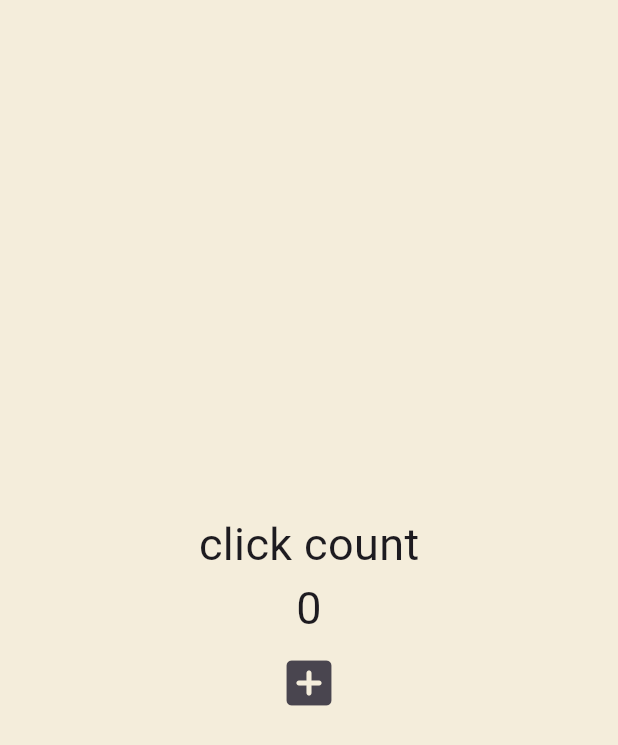
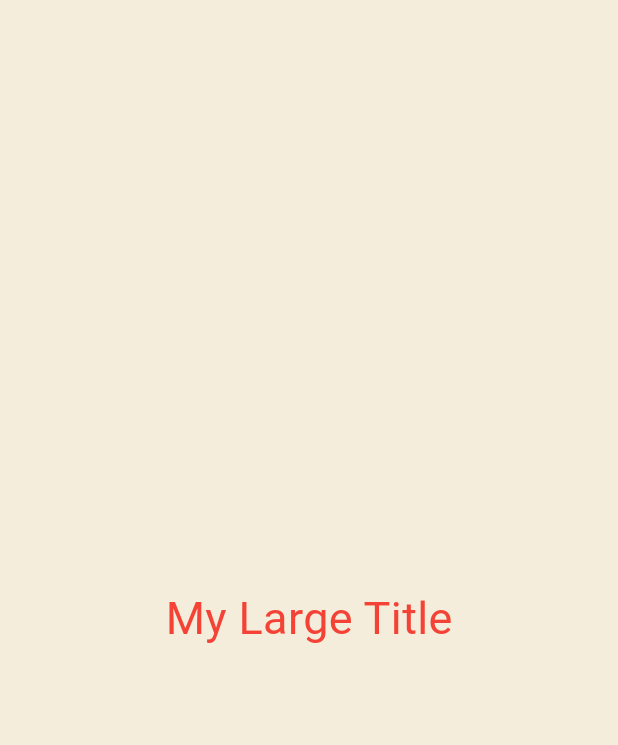
Before and after one commit to hyeonlee717/stateful_widgets, a Flutter app: the screen it shows after launch, on a phone screen of 412 x 824 dp. Shown: the top 745 px of the screen. Run offline on Flutter 3.47's test engine with Material 3 defaults, Android fonts, the phone set to English and light mode, and no system bars.

Commit message:
lesson_4_4

```diff
--- a/lib/main.dart
+++ b/lib/main.dart
@@ -12,36 +12,24 @@ class App extends StatefulWidget {
 }
 
 class _AppState extends State<App> {
-  int counter = 0;
-
-  void onClicked() {
-    setState(() {
-      counter++;
-    });
-  }
-
   @override
   Widget build(BuildContext context) {
     return MaterialApp(
-      home: Scaffold(
-        backgroundColor: const Color(0xfff4eddb),
+      theme: ThemeData(
+        textTheme: const TextTheme(
+          titleLarge: TextStyle(
+            fontSize: 30,
+            color: Colors.red,
+          ),
+        ),
+      ),
+      home: const Scaffold(
+        backgroundColor: Color(0xfff4eddb),
         body: Center(
           child: Column(
             mainAxisAlignment: MainAxisAlignment.center,
             children: [
-              const Text(
-                'click count',
-                style: TextStyle(fontSize: 30),
-              ),
-              Text(
-                '$counter',
-                style: const TextStyle(fontSize: 30),
-              ),
-              IconButton(
-                iconSize: 40,
-                onPressed: onClicked,
-                icon: const Icon(Icons.add_box_rounded),
-              )
+              MyLargeTitle(),
             ],
           ),
         ),
@@ -49,3 +37,20 @@ class _AppState extends State<App> {
     );
   }
 }
+
+class MyLargeTitle extends StatelessWidget {
+  const MyLargeTitle({
+    super.key,
+  });
+
+  @override
+  Widget build(BuildContext context) {
+    return Text(
+      'My Large Title',
+      style: TextStyle(
+        fontSize: 30,
+        color: Theme.of(context).textTheme.titleLarge!.color,
+      ),
+    );
+  }
+}
```
